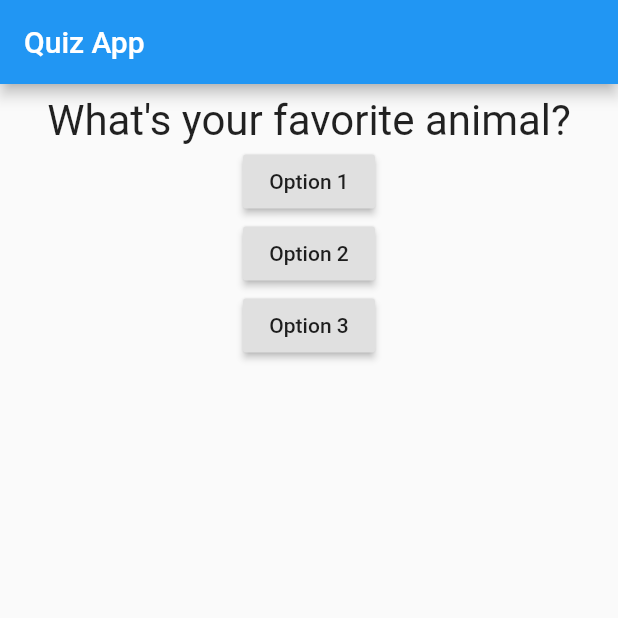
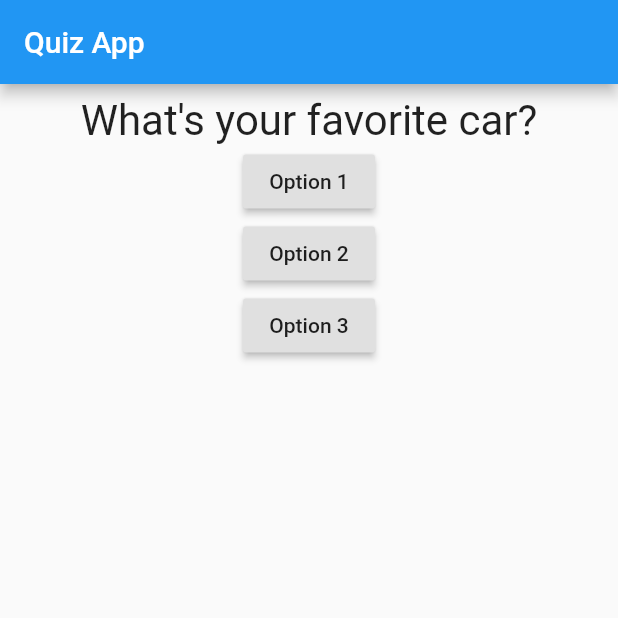
Before and after one commit to handsomemofokeng/quizz_app, a Flutter app: the screen it shows after launch, after a tap on "Option 1", after a tap on "Option 2", on a phone screen of 412 x 824 dp, the top half of it. Run offline on Flutter 3.47's test engine with Material 2 defaults, Android fonts, the phone set to English and light mode, and no system bars.

Commit message:
code clean up

```diff
--- a/lib/main.dart
+++ b/lib/main.dart
@@ -19,8 +19,9 @@ class _MyAppState extends State<MyApp> {
 
   Widget build(BuildContext context) {
     var questions = [
-      "What\'s your favorite color? this is to test if the text is aligned to the center",
-      "What\'s your favorite animal?"
+      "What\'s your favorite color?",
+      "What\'s your favorite animal?",
+      "What\'s your favorite car?",
     ];
 
     void _answerQuestion(int num) {
@@ -28,7 +29,7 @@ class _MyAppState extends State<MyApp> {
         if (_questionIndex < (questions.length - 1)) {
           _questionIndex++;
         } else {
-          print("no more questions");
+          _questionIndex = 0;
         }
       });
       print("Option $num selected");
```
Also changed, not shown: pubspec.lock.
